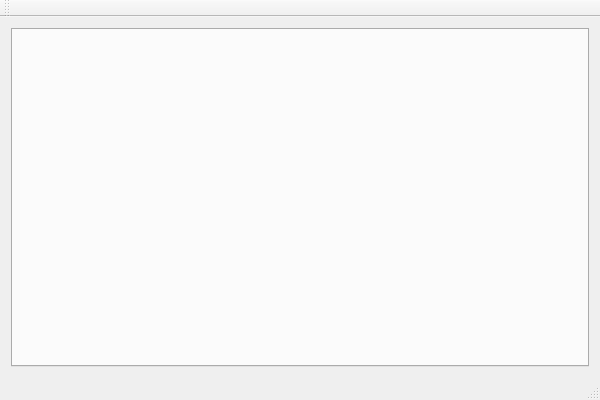
cavidanbagiri/BatchShell, file BatchShell.ui: the form before one commit.
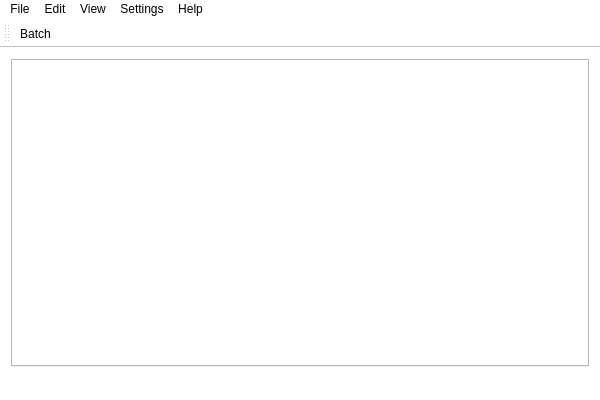
The form after the commit. Icons and pictures are not drawn.

Commit message: Batch Menu Items Triggered Added

The edit to the form file:
```diff
--- a/BatchShell.ui
+++ b/BatchShell.ui
@@ -13,6 +13,9 @@
   <property name="windowTitle">
    <string>BatchShell</string>
   </property>
+  <property name="styleSheet">
+   <string notr="true">background-color:white;</string>
+  </property>
   <widget class="QWidget" name="centralWidget">
    <layout class="QVBoxLayout" name="verticalLayout">
     <item>
@@ -29,6 +32,36 @@
      <height>21</height>
     </rect>
    </property>
+   <widget class="QMenu" name="menuFile">
+    <property name="title">
+     <string>File</string>
+    </property>
+   </widget>
+   <widget class="QMenu" name="menuEdit">
+    <property name="title">
+     <string>Edit</string>
+    </property>
+   </widget>
+   <widget class="QMenu" name="menuView">
+    <property name="title">
+     <string>View</string>
+    </property>
+   </widget>
+   <widget class="QMenu" name="menuSettings">
+    <property name="title">
+     <string>Settings</string>
+    </property>
+   </widget>
+   <widget class="QMenu" name="menuHelp">
+    <property name="title">
+     <string>Help</string>
+    </property>
+   </widget>
+   <addaction name="menuFile"/>
+   <addaction name="menuEdit"/>
+   <addaction name="menuView"/>
+   <addaction name="menuSettings"/>
+   <addaction name="menuHelp"/>
   </widget>
   <widget class="QToolBar" name="mainToolBar">
    <attribute name="toolBarArea">
@@ -37,8 +70,18 @@
    <attribute name="toolBarBreak">
     <bool>false</bool>
    </attribute>
+   <addaction name="actionBatch"/>
   </widget>
   <widget class="QStatusBar" name="statusBar"/>
+  <action name="actionBatch">
+   <property name="icon">
+    <iconset resource="BatchShell.qrc">
+     <normaloff>:/BatchShell/cmd.png</normaloff>:/BatchShell/cmd.png</iconset>
+   </property>
+   <property name="text">
+    <string>Batch</string>
+   </property>
+  </action>
  </widget>
  <layoutdefault spacing="6" margin="11"/>
  <resources>
```
The commit also changes 3 other files.
